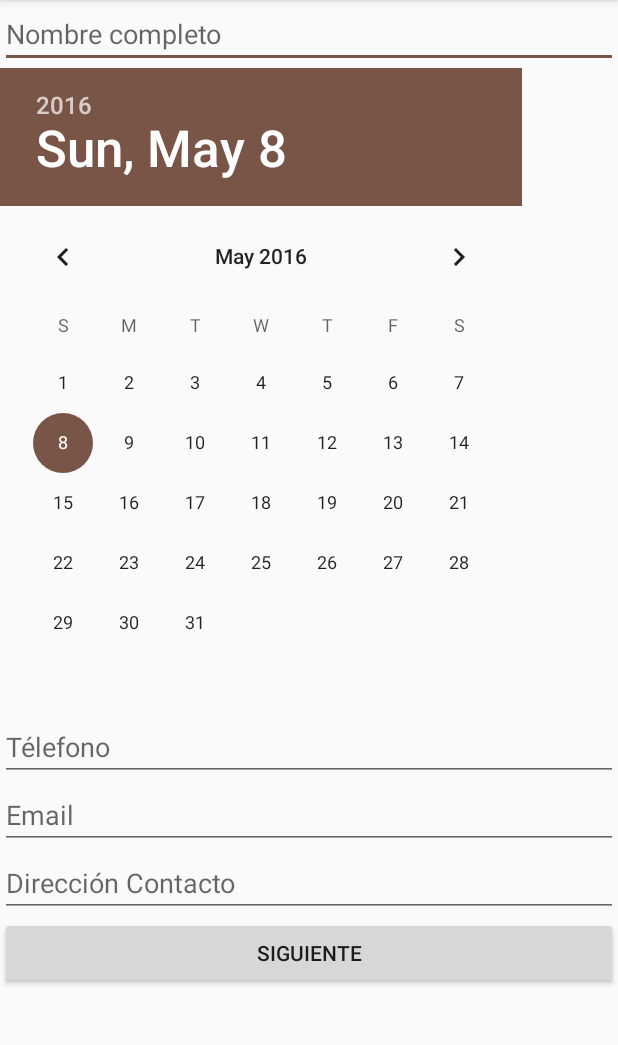
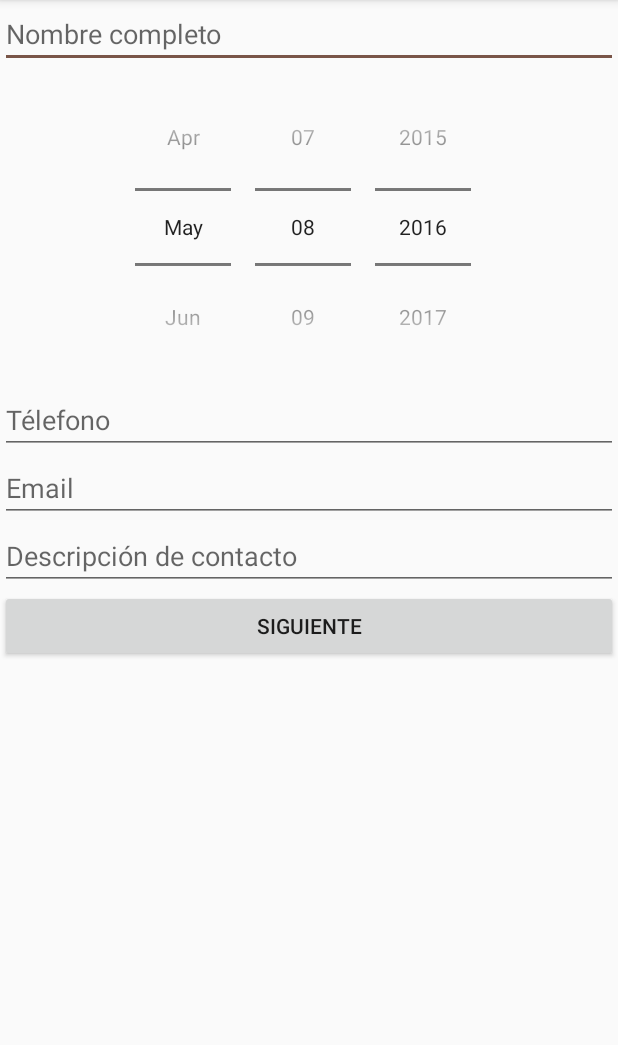
Before and after one commit to ingscomarmr/MisDatos, an Android app: the screen it shows after launch (MainActivity), on a phone screen of 412 x 824 dp, the part 84-1129 px from its top. Run offline under Robolectric (Android 15) with nearby library versions, the phone set to English and light mode, and no system bars.

```diff
--- a/app/src/main/res/layout/activity_detalle_contacto.xml
+++ b/app/src/main/res/layout/activity_detalle_contacto.xml
@@ -132,6 +132,7 @@
         android:layout_width="match_parent"
         android:layout_height="wrap_content"
         android:text="@string/btn_editar"
+        android:onClick="onClickEditarDatos"
         />
 
 </RelativeLayout>
--- a/app/src/main/res/layout/activity_main.xml
+++ b/app/src/main/res/layout/activity_main.xml
@@ -16,7 +16,8 @@
             android:layout_height="match_parent"
             android:orientation="vertical">
 
-            <EditText
+
+            <android.support.design.widget.TextInputEditText
                 android:id="@+id/etNombre"
                 android:layout_width="match_parent"
                 android:layout_height="wrap_content"
@@ -24,6 +25,8 @@
 
             <DatePicker
                 android:id="@+id/dpFechaNacimiento"
+                android:datePickerMode="spinner"
+                android:calendarViewShown="false"
                 android:layout_width="match_parent"
                 android:layout_height="wrap_content"
                 android:layout_below="@+id/etNombre"
@@ -32,7 +35,7 @@
                 android:layout_marginTop="0dp"
                 />
 
-            <EditText
+            <android.support.design.widget.TextInputEditText
                 android:id="@+id/etTelefono"
                 android:layout_below="@+id/dpFechaNacimiento"
                 android:layout_width="match_parent"
@@ -40,7 +43,7 @@
                 android:inputType="phone"
                 android:hint="@string/et_telefono"/>
 
-            <EditText
+            <android.support.design.widget.TextInputEditText
                 android:id="@+id/etEmail"
                 android:layout_below="@+id/etTelefono"
                 android:layout_width="match_parent"
@@ -48,7 +51,7 @@
                 android:inputType="textEmailAddress"
                 android:hint="@string/et_email"/>
 
-            <EditText
+            <android.support.design.widget.TextInputEditText
                 android:id="@+id/etDireccionContacto"
                 android:layout_below="@+id/etEmail"
                 android:layout_width="match_parent"
--- a/app/src/main/res/values/strings.xml
+++ b/app/src/main/res/values/strings.xml
@@ -4,7 +4,7 @@
     <string name="et_fecha_nacimiento">Fecha de nacimiento</string>
     <string name="et_telefono">Télefono</string>
     <string name="et_email">Email</string>
-    <string name="et_direccion">Dirección Contacto</string>
+    <string name="et_direccion">Descripción de contacto</string>
     <string name="btn_siguiente">Siguiente</string>
 
     <!-- Segunda activity de detalles-->
@@ -12,6 +12,6 @@
     <string name="tv_fecha_nacimiento">Fecha de nacimiento: </string>
     <string name="tv_telefono">Télefono: </string>
     <string name="tv_email">Email: </string>
-    <string name="tv_direccion">Dirección de contacto:</string>
+    <string name="tv_direccion">Descripción de contacto:</string>
     <string name="btn_editar">Editar Datos</string>
 </resources>
```
Also changed, not shown: app/src/main/java/com/omunguia/misdatos/DetalleContacto.java (+10 -7 lines).
